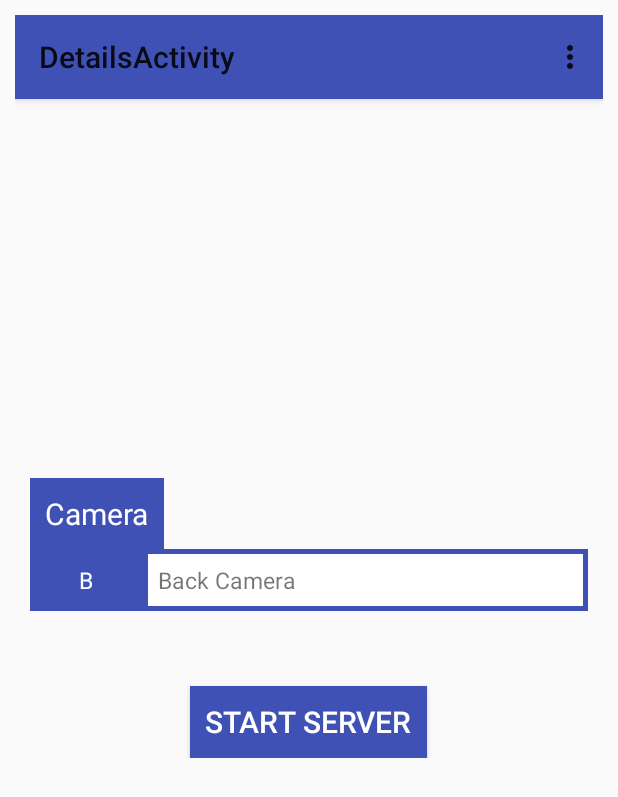
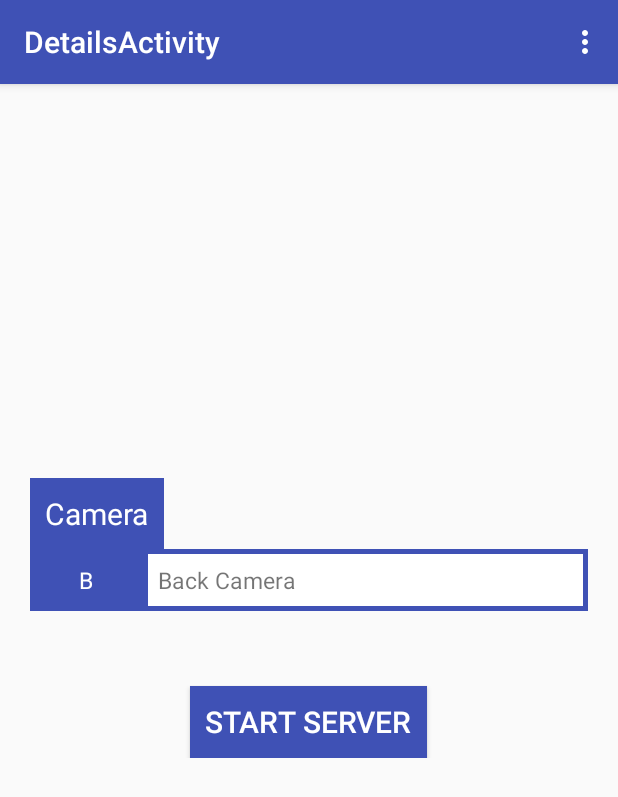
Before and after one commit to deshpr/WifiCamIoT, an Android app: the screen it shows after launch (DetailsActivity), on a phone screen of 412 x 824 dp. Shown: the top 797 px of the screen. Run offline under Robolectric (Android 15) with nearby library versions, the phone set to English and light mode, and no system bars.

Commit message:
second commit

```diff
--- a/app/src/main/java/com/example/rahul/iotwificam/DetailsActivity.java
+++ b/app/src/main/java/com/example/rahul/iotwificam/DetailsActivity.java
@@ -74,6 +74,9 @@ public class DetailsActivity extends AppCompatActivity {
 
 
 
+
+
+
     @Override
     public void onCreate(Bundle savedInstanceState){
         super.onCreate(savedInstanceState);
--- a/app/src/main/res/layout/layout_details.xml
+++ b/app/src/main/res/layout/layout_details.xml
@@ -2,28 +2,48 @@
 <RelativeLayout xmlns:android="http://schemas.android.com/apk/res/android"
     android:orientation="vertical" android:layout_width="match_parent"
     android:layout_height="match_parent"
-    android:padding="10dip"
+    xmlns:app="http://schemas.android.com/apk/res-auto"
+    xmlns:tools="http://schemas.android.com/tools"
+
     >
+    <!--
     <android.support.v7.widget.Toolbar
         android:id="@+id/toolbar"
         android:layout_height="?attr/actionBarSize"
         android:layout_width="match_parent"
         android:background="?attr/colorPrimary"
         android:elevation="4dp"
+        android:theme="@style/"
 
-        android:theme="@style/ThemeOverlay.AppCompat.ActionBar"
         android:popupTheme="@style/ThemeOverlay.AppCompat.Light"
         android:titleTextColor="#ffffff"
+       android:subtitleTextColor="#ffffff"
+        /> -->
+    <android.support.design.widget.AppBarLayout
+        android:layout_width="match_parent"
+        android:layout_height="wrap_content"
+        android:theme="@style/AppTheme.AppBarOverlay">
 
-        />
+        <android.support.v7.widget.Toolbar
+            android:id="@+id/toolbar"
+            android:layout_width="match_parent"
+            android:layout_height="?attr/actionBarSize"
+            android:background="?attr/colorPrimary"
+            app:popupTheme="@style/AppTheme.PopupOverlay" />
+
+    </android.support.design.widget.AppBarLayout>
     <LinearLayout
-        android:paddingLeft="10dip"
-        android:paddingRight="10dip"
+
+        android:paddingLeft="20dip"
+        android:paddingRight="20dip"
         android:layout_centerInParent="true"
         android:layout_width="match_parent"
         android:layout_height="wrap_content"
         android:orientation="vertical"
         >
+
+
+
         <TextView
             android:layout_height="wrap_content"
             android:layout_width="wrap_content"
--- a/app/src/main/res/values/strings.xml
+++ b/app/src/main/res/values/strings.xml
@@ -13,5 +13,6 @@
     </string>
     <string name="ok">I\'m cool with that.</string>
     <string name="nope">Nope.</string>
+    <string name="title_activity_main2">Main2Activity</string>
 
 </resources>
```
Also changed, not shown: app/src/main/AndroidManifest.xml (+8 -7 lines), app/src/main/java/com/example/rahul/iotwificam/Main2Activity.java (added, +29 -0 lines), app/src/main/java/com/example/rahul/iotwificam/MainActivity.java (+17 -1 lines), app/src/main/java/com/example/rahul/iotwificam/Utilities.java (+13 -0 lines), app/src/main/res/layout/activity_main2.xml (added, +34 -0 lines), app/src/main/res/layout/content_main2.xml (added, +15 -0 lines), app/src/main/res/layout/layout_server_details.xml (+66 -1 lines).
